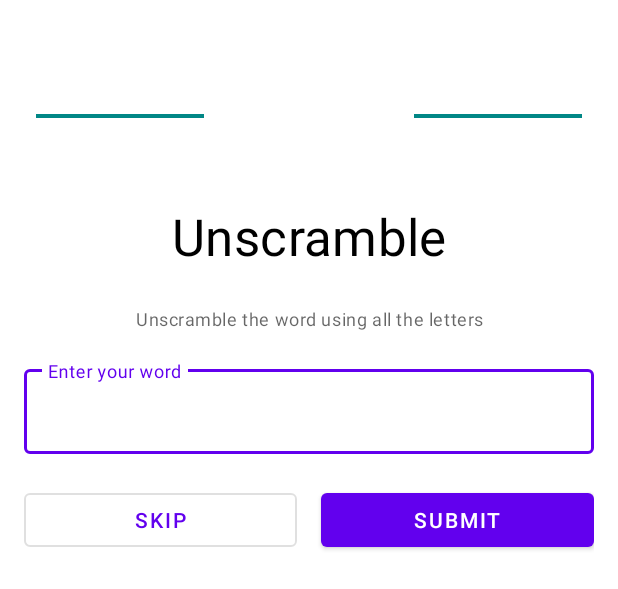
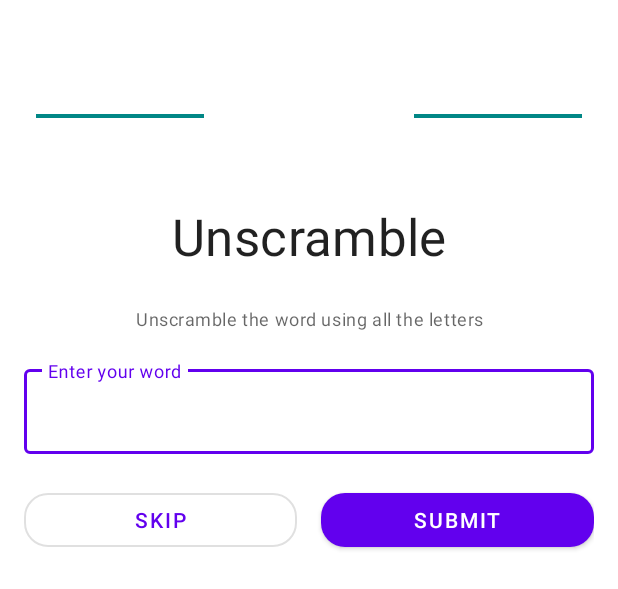
Before and after one commit to rezacahyono/Unscramble, an Android app: the layout fragment_game.xml on its own in the app's theme, with its tools: preview values and no code run, on a phone screen of 412 x 824 dp. Shown: the top 589 px of the screen. Run offline under Robolectric (Android 15) with nearby library versions, the phone set to English and light mode, and no system bars.

Commit message:
add theme dialog, and change color status bar

```diff
--- a/app/src/main/res/layout/fragment_game.xml
+++ b/app/src/main/res/layout/fragment_game.xml
@@ -33,7 +33,7 @@
         android:layout_marginTop="@dimen/unscramble_text_margin"
         android:textAlignment="center"
         android:textAppearance="@style/TextAppearance.MaterialComponents.Headline4"
-        android:textColor="@color/black"
+        android:textColor="?android:textColorPrimary"
         app:layout_constraintTop_toBottomOf="@id/text_score"
         tools:text="Unscramble" />
 
@@ -77,7 +77,8 @@
         app:layout_constraintEnd_toStartOf="@id/btn_submit"
         app:layout_constraintHorizontal_chainStyle="spread"
         app:layout_constraintStart_toStartOf="parent"
-        app:layout_constraintTop_toBottomOf="@id/edt_layout_scramble_word" />
+        app:layout_constraintTop_toBottomOf="@id/edt_layout_scramble_word"
+        app:shapeAppearance="@style/ShapeAppearance.App.Medium" />
 
     <com.google.android.material.button.MaterialButton
         android:id="@+id/btn_submit"
@@ -88,7 +89,8 @@
         android:text="@string/submit"
         app:layout_constraintEnd_toEndOf="parent"
         app:layout_constraintStart_toEndOf="@id/btn_skip"
-        app:layout_constraintTop_toBottomOf="@id/edt_layout_scramble_word" />
+        app:layout_constraintTop_toBottomOf="@id/edt_layout_scramble_word"
+        app:shapeAppearance="@style/ShapeAppearance.App.Medium" />
 
 
 </androidx.constraintlayout.widget.ConstraintLayout>
--- a/app/src/main/res/values-night/themes.xml
+++ b/app/src/main/res/values-night/themes.xml
@@ -1,4 +1,4 @@
-<resources xmlns:tools="http://schemas.android.com/tools">
+<resources>
     <!-- Base application theme. -->
     <style name="Theme.Unscramble" parent="Theme.MaterialComponents.DayNight.NoActionBar">
         <!-- Primary brand color. -->
@@ -10,7 +10,8 @@
         <item name="colorSecondaryVariant">@color/teal_200</item>
         <item name="colorOnSecondary">@color/black</item>
         <!-- Status bar color. -->
-        <item name="android:statusBarColor">?attr/colorPrimaryVariant</item>
+        <item name="android:statusBarColor">?attr/colorSurface</item>
         <!-- Customize your theme here. -->
+        <item name="materialAlertDialogTheme">@style/ThemeOverlay.MaterialAlertDialog.App</item>
     </style>
 </resources>
--- a/app/src/main/res/values/themes.xml
+++ b/app/src/main/res/values/themes.xml
@@ -1,4 +1,4 @@
-<resources xmlns:tools="http://schemas.android.com/tools">
+<resources>
     <!-- Base application theme. -->
     <style name="Theme.Unscramble" parent="Theme.MaterialComponents.Light.NoActionBar">
         <!-- Primary brand color. -->
@@ -13,5 +13,18 @@
         <item name="android:statusBarColor">@color/white</item>
         <item name="android:windowLightStatusBar">true</item>
         <!-- Customize your theme here. -->
+        <item name="materialAlertDialogTheme">@style/ThemeOverlay.MaterialAlertDialog.App</item>
+
+    </style>
+
+    <style name="ThemeOverlay.MaterialAlertDialog.App" parent="ThemeOverlay.MaterialComponents.MaterialAlertDialog">
+        <item name="alertDialogStyle">@style/MaterialAlertDialog.App</item>
+    </style>
+
+    <style name="MaterialAlertDialog.App" parent="MaterialAlertDialog.MaterialComponents">
+        <item name="shapeAppearance">@style/ShapeAppearance.App.Medium</item>
+    </style>
+    <style name="ShapeAppearance.App.Medium" parent="ShapeAppearance.MaterialComponents.MediumComponent">
+        <item name="cornerSize">16dp</item>
     </style>
 </resources>
```
